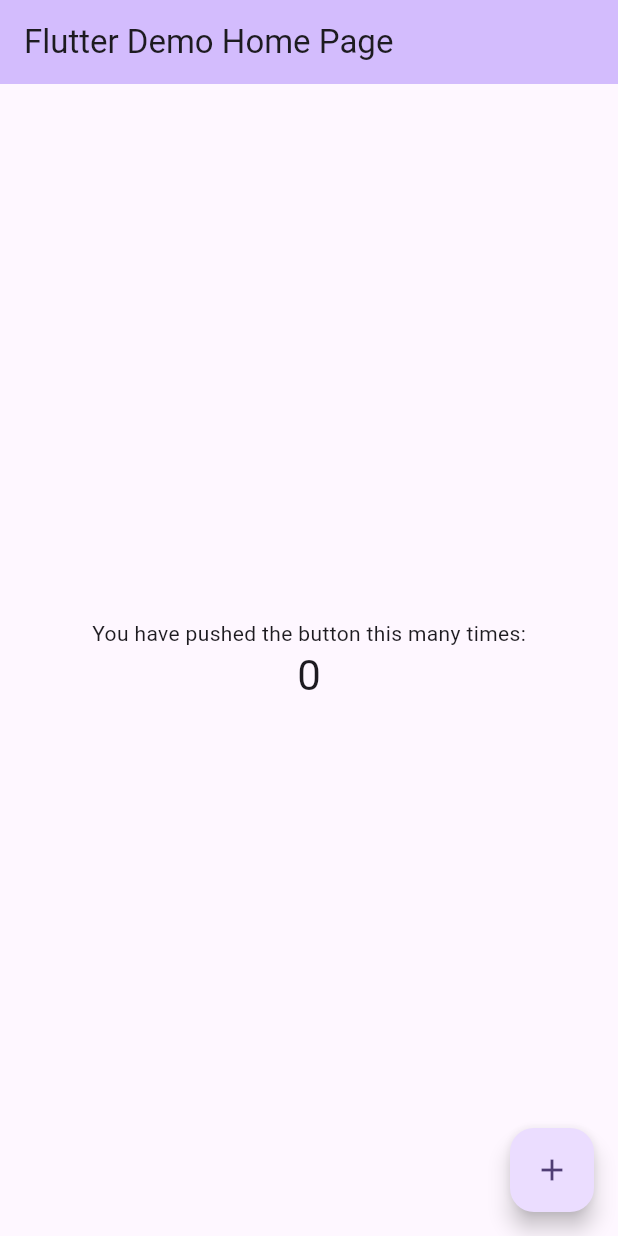
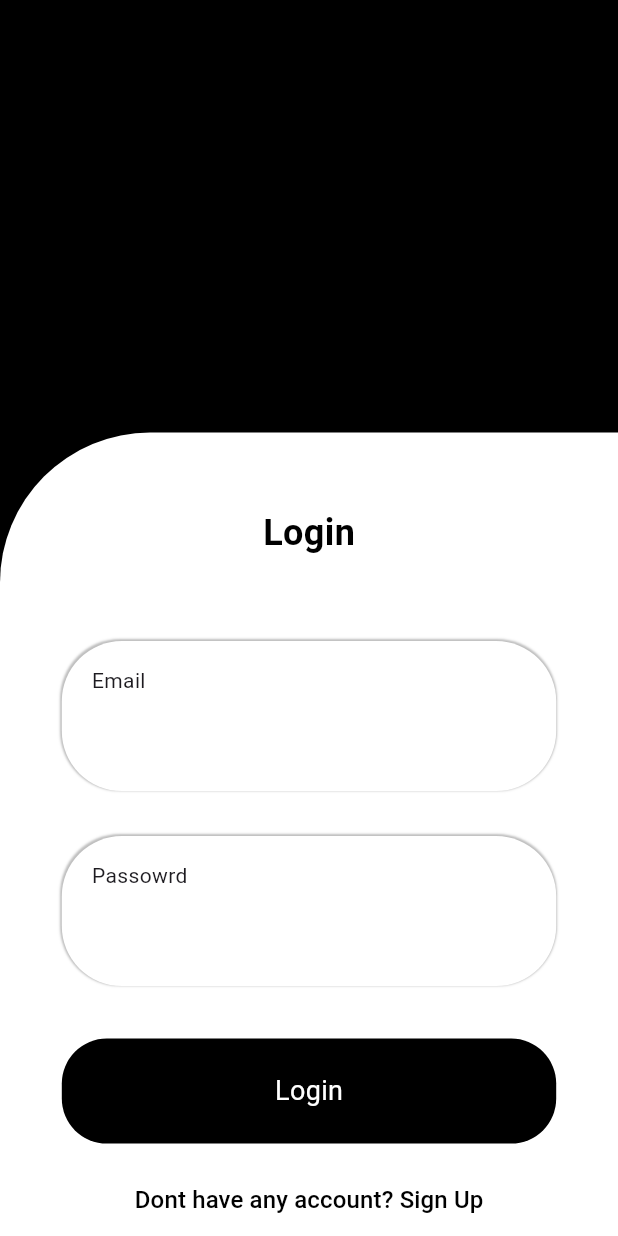
Before and after one commit to Victor78970513/Jayani-Power, a Flutter app: the screen it shows after launch, on a phone screen of 412 x 824 dp. Run offline on Flutter 3.47's test engine with Material 3 defaults, Android fonts, the light colour scheme and no system bars; our stand-ins replace firebase_auth, firebase_core, flutter_bloc; accounts and stored records are empty.

Commit message:
feature/auth-login implemented

```diff
--- /dev/null
+++ b/devtools_options.yaml
@@ -0,0 +1 @@
+extensions:
--- /dev/null
+++ b/lib/core/theme/app_theme.dart
@@ -0,0 +1,5 @@
+import 'package:flutter/material.dart';
+
+class AppTheme {
+  static ThemeData getAppTheme = ThemeData(useMaterial3: true).copyWith();
+}
--- /dev/null
+++ b/lib/features/auth/bloc/auth_bloc.dart
@@ -0,0 +1,33 @@
+import 'dart:async';
+import 'package:flutter/material.dart';
+import 'package:flutter_bloc/flutter_bloc.dart';
+import 'package:jayani_power/repositories/auth/auth_repository.dart';
+import 'package:jayani_power/repositories/auth/auth_repository_impl.dart';
+
+part 'auth_event.dart';
+part 'auth_state.dart';
+
+class AuthBloc extends Bloc<AuthEvent, AuthState> {
+  late AuthRepository _authRepository;
+  AuthBloc() : super(AuthInitial()) {
+    _authRepository = AuthRepositoryImpl();
+
+    on<OnUserSignInEvent>(_onUserSignIn);
+  }
+
+  FutureOr<void> _onUserSignIn(
+      OnUserSignInEvent event, Emitter<AuthState> emit) async {
+    emit(AuthLoadingState());
+    await Future.delayed(const Duration(seconds: 1));
+    final response = await _authRepository.loginWithEmailAndPassword(
+      email: event.email,
+      password: event.password,
+    );
+
+    if (response) {
+      emit(AuthSuccessState());
+    } else {
+      emit(AuthFailureState());
+    }
+  }
+}
--- /dev/null
+++ b/lib/features/auth/bloc/auth_event.dart
@@ -0,0 +1,11 @@
+part of 'auth_bloc.dart';
+
+@immutable
+sealed class AuthEvent {}
+
+final class OnUserSignInEvent extends AuthEvent {
+  final String email;
+  final String password;
+
+  OnUserSignInEvent({required this.email, required this.password});
+}
--- /dev/null
+++ b/lib/features/auth/bloc/auth_state.dart
@@ -0,0 +1,12 @@
+part of 'auth_bloc.dart';
+
+@immutable
+sealed class AuthState {}
+
+final class AuthInitial extends AuthState {}
+
+final class AuthLoadingState extends AuthState {}
+
+final class AuthSuccessState extends AuthState {}
+
+final class AuthFailureState extends AuthState {}
--- /dev/null
+++ b/lib/features/auth/pages/login_page.dart
@@ -0,0 +1,89 @@
+import 'package:flutter/material.dart';
+import 'package:flutter_bloc/flutter_bloc.dart';
+import 'package:jayani_power/features/auth/bloc/auth_bloc.dart';
+import 'package:jayani_power/features/auth/widgets/input_field.dart';
+import 'package:jayani_power/features/auth/widgets/login_button.dart';
+
+class LoginPage extends StatefulWidget {
+  const LoginPage({super.key});
+
+  @override
+  State<LoginPage> createState() => _LoginPageState();
+}
+
+class _LoginPageState extends State<LoginPage> {
+  final TextEditingController emailCtrl = TextEditingController();
+  final TextEditingController passCtrl = TextEditingController();
+  @override
+  Widget build(BuildContext context) {
+    final size = MediaQuery.of(context).size;
+    return Scaffold(
+      backgroundColor: Colors.black,
+      body: BlocConsumer<AuthBloc, AuthState>(
+        listener: (context, state) {},
+        builder: (context, state) {
+          return Stack(
+            children: [
+              Positioned(
+                bottom: 0,
+                child: Container(
+                  height: size.height * 0.65,
+                  width: size.width,
+                  decoration: const BoxDecoration(
+                    color: Colors.white,
+                    borderRadius: BorderRadius.only(
+                      topLeft: Radius.circular(100),
+                    ),
+                  ),
+                  child: Column(
+                    mainAxisAlignment: MainAxisAlignment.start,
+                    children: [
+                      const SizedBox(height: 50),
+                      const Text(
+                        "Login",
+                        style: TextStyle(
+                          color: Colors.black,
+                          fontSize: 24,
+                          fontWeight: FontWeight.bold,
+                        ),
+                      ),
+                      const SizedBox(height: 40),
+                      InputFieldWidget(
+                          hintText: "Email", controller: emailCtrl),
+                      InputFieldWidget(
+                          hintText: "Passowrd", controller: passCtrl),
+                      const SizedBox(height: 20),
+                      LoginButton(
+                        child: state is AuthLoadingState
+                            ? const CircularProgressIndicator(
+                                color: Colors.white)
+                            : const Text(
+                                "Login",
+                                style: TextStyle(
+                                    color: Colors.white, fontSize: 18),
+                              ),
+                        onTap: () {
+                          context.read<AuthBloc>().add(OnUserSignInEvent(
+                                email: emailCtrl.text,
+                                password: passCtrl.text,
+                              ));
+                        },
+                      ),
+                      const Spacer(),
+                      TextButton(
+                          onPressed: () {},
+                          child: const Text(
+                            "Dont have any account? Sign Up",
+                            style: TextStyle(color: Colors.black, fontSize: 16),
+                          ))
+                    ],
+                  ),
+                ),
+              )
+            ],
+          );
+        },
+      ),
+    );
+  }
+}
--- /dev/null
+++ b/lib/features/auth/widgets/input_field.dart
@@ -0,0 +1,54 @@
+import 'package:flutter/material.dart';
+
+class InputFieldWidget extends StatelessWidget {
+  final String hintText;
+  final TextEditingController controller;
+
+  const InputFieldWidget({
+    super.key,
+    required this.hintText,
+    required this.controller,
+  });
+
+  @override
+  Widget build(BuildContext context) {
+    final size = MediaQuery.of(context).size;
+    return Padding(
+      padding: const EdgeInsets.symmetric(vertical: 15),
+      child: Container(
+        height: 100,
+        width: size.width * 0.8,
+        decoration: BoxDecoration(
+          borderRadius: BorderRadius.circular(40),
+          boxShadow: <BoxShadow>[
+            BoxShadow(
+              color: Colors.grey[400]!,
+              blurRadius: 0.5,
+              offset: const Offset(-0.5, -0.6),
+              spreadRadius: 0.4,
+              // blurStyle: BlurStyle.inner,
+            ),
+          ],
+          color: Colors.white,
+        ),
+        child: Padding(
+          padding: const EdgeInsets.symmetric(horizontal: 20),
+          child: Column(
+            crossAxisAlignment: CrossAxisAlignment.start,
+            mainAxisAlignment: MainAxisAlignment.center,
+            children: [
+              Text(hintText),
+              TextFormField(
+                controller: controller,
+                decoration: const InputDecoration(
+                  border: InputBorder.none,
+                  focusedBorder: InputBorder.none,
+                ),
+              ),
+            ],
+          ),
+        ),
+      ),
+    );
+  }
+}
--- /dev/null
+++ b/lib/features/auth/widgets/login_button.dart
@@ -0,0 +1,30 @@
+import 'package:flutter/material.dart';
+
+class LoginButton extends StatelessWidget {
+  final Function() onTap;
+  final Widget child;
+  const LoginButton({super.key, required this.onTap, required this.child});
+
+  @override
+  Widget build(BuildContext context) {
+    final size = MediaQuery.of(context).size;
+    return GestureDetector(
+      onTap: onTap,
+      child: Container(
+        height: 70,
+        width: size.width * 0.8,
+        decoration: BoxDecoration(
+          color: Colors.black,
+          borderRadius: BorderRadius.circular(30),
+        ),
+        child: Center(
+          // child: Text(
+          //   "Login",
+          //   style: TextStyle(color: Colors.white, fontSize: 18),
+          // ),
+          child: child,
+        ),
+      ),
+    );
+  }
+}
--- a/lib/main.dart
+++ b/lib/main.dart
@@ -1,125 +1,33 @@
+import 'package:firebase_core/firebase_core.dart';
 import 'package:flutter/material.dart';
+import 'package:flutter_bloc/flutter_bloc.dart';
+import 'package:jayani_power/core/theme/app_theme.dart';
+import 'package:jayani_power/features/auth/bloc/auth_bloc.dart';
+import 'package:jayani_power/features/auth/pages/login_page.dart';
+import 'package:jayani_power/firebase_options.dart';
 
-void main() {
+void main() async {
+  WidgetsFlutterBinding.ensureInitialized();
+  await Firebase.initializeApp(
+    options: DefaultFirebaseOptions.currentPlatform,
+  );
   runApp(const MyApp());
 }
 
 class MyApp extends StatelessWidget {
   const MyApp({super.key});
 
-  // This widget is the root of your application.
   @override
   Widget build(BuildContext context) {
-    return MaterialApp(
-      title: 'Flutter Demo',
-      theme: ThemeData(
-        // This is the theme of your application.
-        //
-        // TRY THIS: Try running your application with "flutter run". You'll see
-        // the application has a purple toolbar. Then, without quitting the app,
-        // try changing the seedColor in the colorScheme below to Colors.green
-        // and then invoke "hot reload" (save your changes or press the "hot
-        // reload" button in a Flutter-supported IDE, or press "r" if you used
-        // the command line to start the app).
-        //
-        // Notice that the counter didn't reset back to zero; the application
-        // state is not lost during the reload. To reset the state, use hot
-        // restart instead.
-        //
-        // This works for code too, not just values: Most code changes can be
-        // tested with just a hot reload.
-        colorScheme: ColorScheme.fromSeed(seedColor: Colors.deepPurple),
-        useMaterial3: true,
+    return MultiBlocProvider(
+      providers: [
+        BlocProvider(create: (context) => AuthBloc()),
+      ],
+      child: MaterialApp(
+        title: 'Jayani Power',
+        theme: AppTheme.getAppTheme,
+        home: const LoginPage(),
       ),
-      home: const MyHomePage(title: 'Flutter Demo Home Page'),
     );
   }
 }
-
-class MyHomePage extends StatefulWidget {
-  const MyHomePage({super.key, required this.title});
-
-  // This widget is the home page of your application. It is stateful, meaning
-  // that it has a State object (defined below) that contains fields that affect
-  // how it looks.
-
-  // This class is the configuration for the state. It holds the values (in this
-  // case the title) provided by the parent (in this case the App widget) and
-  // used by the build method of the State. Fields in a Widget subclass are
-  // always marked "final".
-
-  final String title;
-
-  @override
-  State<MyHomePage> createState() => _MyHomePageState();
-}
-
-class _MyHomePageState extends State<MyHomePage> {
-  int _counter = 0;
-
-  void _incrementCounter() {
-    setState(() {
-      // This call to setState tells the Flutter framework that something has
-      // changed in this State, which causes it to rerun the build method below
-      // so that the display can reflect the updated values. If we changed
-      // _counter without calling setState(), then the build method would not be
-      // called again, and so nothing would appear to happen.
-      _counter++;
-    });
-  }
-
-  @override
-  Widget build(BuildContext context) {
-    // This method is rerun every time setState is called, for instance as done
-    // by the _incrementCounter method above.
-    //
-    // The Flutter framework has been optimized to make rerunning build methods
-    // fast, so that you can just rebuild anything that needs updating rather
-    // than having to individually change instances of widgets.
-    return Scaffold(
-      appBar: AppBar(
-        // TRY THIS: Try changing the color here to a specific color (to
-        // Colors.amber, perhaps?) and trigger a hot reload to see the AppBar
-        // change color while the other colors stay the same.
-        backgroundColor: Theme.of(context).colorScheme.inversePrimary,
-        // Here we take the value from the MyHomePage object that was created by
-        // the App.build method, and use it to set our appbar title.
-        title: Text(widget.title),
-      ),
-      body: Center(
-        // Center is a layout widget. It takes a single child and positions it
-        // in the middle of the parent.
-        child: Column(
-          // Column is also a layout widget. It takes a list of children and
-          // arranges them vertically. By default, it sizes itself to fit its
-          // children horizontally, and tries to be as tall as its parent.
-          //
-          // Column has various properties to control how it sizes itself and
-          // how it positions its children. Here we use mainAxisAlignment to
-          // center the children vertically; the main axis here is the vertical
-          // axis because Columns are vertical (the cross axis would be
-          // horizontal).
-          //
-          // TRY THIS: Invoke "debug painting" (choose the "Toggle Debug Paint"
-          // action in the IDE, or press "p" in the console), to see the
-          // wireframe for each widget.
-          mainAxisAlignment: MainAxisAlignment.center,
-          children: <Widget>[
-            const Text(
-              'You have pushed the button this many times:',
-            ),
-            Text(
-              '$_counter',
-              style: Theme.of(context).textTheme.headlineMedium,
-            ),
-          ],
-        ),
-      ),
-      floatingActionButton: FloatingActionButton(
-        onPressed: _incrementCounter,
-        tooltip: 'Increment',
-        child: const Icon(Icons.add),
-      ), // This trailing comma makes auto-formatting nicer for build methods.
-    );
-  }
-}
--- /dev/null
+++ b/lib/repositories/auth/auth_repository.dart
@@ -0,0 +1,6 @@
+abstract class AuthRepository {
+  Future<bool> loginWithEmailAndPassword(
+      {required String email, required String password});
+
+  Future<bool> signUpWithEmailAndPassowrd();
+}
--- /dev/null
+++ b/lib/repositories/auth/auth_repository_impl.dart
@@ -0,0 +1,32 @@
+import 'dart:developer';
+
+import 'package:jayani_power/repositories/auth/auth_repository.dart';
+import 'package:firebase_auth/firebase_auth.dart';
+
+class AuthRepositoryImpl extends AuthRepository {
+  FirebaseAuth authdb = FirebaseAuth.instance;
+
+  @override
+  Future<bool> loginWithEmailAndPassword(
+      {required String email, required String password}) async {
+    try {
+      final response = await authdb.signInWithEmailAndPassword(
+        email: email,
+        password: password,
+      );
+
+      if (response.user == null) return false;
+      log("TODO SALIO BIEN CHOQUITO");
+      return true;
+    } catch (e) {
+      log("ERRRRRRRRRORRRRRR");
+      return false;
+    }
+  }
+
+  @override
+  Future<bool> signUpWithEmailAndPassowrd() {
+    // TODO: implement signUpWithEmailAndPassowrd
+    throw UnimplementedError();
+  }
+}
```
Also changed, not shown: pubspec.yaml (+7 -12 lines), firebase.json (added), lib/firebase_options.dart (added), pubspec.lock, 3 other files.
